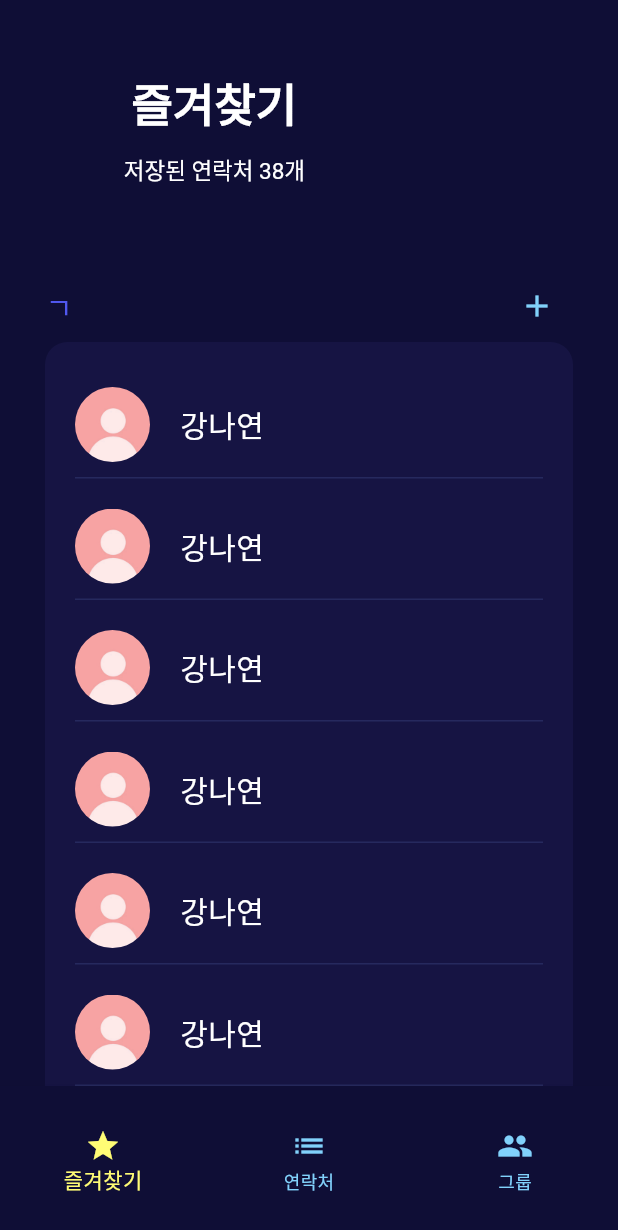
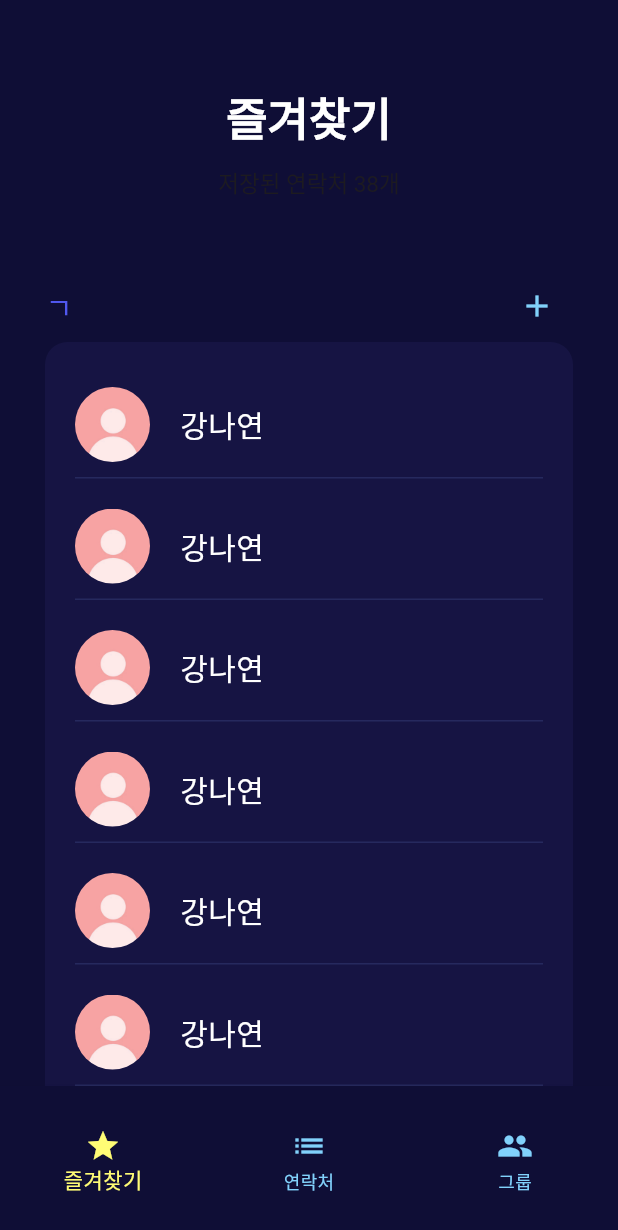
Before and after one commit to djfksdl/flutter_addressbook, a Flutter app: the BookmarkPage screen opened by its route, on a phone screen of 412 x 824 dp. Shown: the top 1230 px of the screen. Run offline on Flutter 3.47's test engine with Material 3 defaults, Android fonts, the phone set to English and light mode, and no system bars; missing offline and left inert: dart:html.

Commit message:
ㅇㅅ- 헤더 해결

```diff
--- a/lib/bookmark.dart
+++ b/lib/bookmark.dart
@@ -18,25 +18,30 @@ class BookmarkPage extends StatelessWidget {
       // appBar: AppBar(),
       body: CustomScrollView(
         slivers: [
-          SliverAppBar(
-            centerTitle: true,
+          Container(
+            child: SliverAppBar(
+              // centerTitle: true,
               pinned: true,
               expandedHeight: 150,
               automaticallyImplyLeading: false,
               leading: null,
               flexibleSpace: LayoutBuilder(
                 builder: (BuildContext context, BoxConstraints constraints) {
-                final bool isExpanded = constraints.maxHeight > 60;
+                  final bool isExpanded = constraints.maxHeight > 80;
                   return
                     Container(
-                    color: Color(0xFF0F0E36)
-                    ,child: FlexibleSpaceBar(
+                      color: Color(0xFF0F0E36),
+                      constraints: BoxConstraints.expand(),
+                      child: FlexibleSpaceBar(
+                        centerTitle: true,
+                        titlePadding: EdgeInsets.fromLTRB(0,10,0,10),
                         title: isExpanded
                           ? Column(
                               mainAxisAlignment: MainAxisAlignment.center,
                               children: [
                                 Container(
-                                margin: EdgeInsets.fromLTRB(55, 70, 0, 10) ,
+                                  color: Color(0xFF0F0E36),
+                                  margin: EdgeInsets.fromLTRB(0, 70, 0, 10) ,
                                   child: Text(
                                     "즐겨찾기",
                                     style: TextStyle(
@@ -47,11 +52,10 @@ class BookmarkPage extends StatelessWidget {
                                   ),
                                 ),
                                 Container(
-                                margin: EdgeInsets.only(left: 55),
                                   child: Text(
                                     "저장된 연락처 38개",
                                     style: TextStyle(
-                                    color: Color(0xFFffffff),
+                                      // color: Color(0xFFffffff),
                                       fontSize: 10,
                                     ),
                                   ),
@@ -59,13 +63,17 @@ class BookmarkPage extends StatelessWidget {
                               ],
                             )
                       : Expanded(
+
                           child: Container(
-                        constraints: BoxConstraints.expand(),
-                        color: Color(0xFF0F0E36),
+
+
+
+                          color: Color(0xff0F0E36),
                           child:
                           Container(
+                            color:Color(0xFF0F0E36) ,
                             // padding: EdgeInsets.zero,
-                          margin: EdgeInsets.only(right: 30),
+                            margin: EdgeInsets.fromLTRB(30, 0, 30, 0) ,
                             child: Row(
                               mainAxisAlignment: MainAxisAlignment.spaceBetween,
                               children: [
@@ -90,6 +98,7 @@ class BookmarkPage extends StatelessWidget {
                                       ),
                     );
                 },
+              ),
             ),
           ),
           SliverToBoxAdapter(
```
Lines whose indentation alone changed are shown as unchanged.
